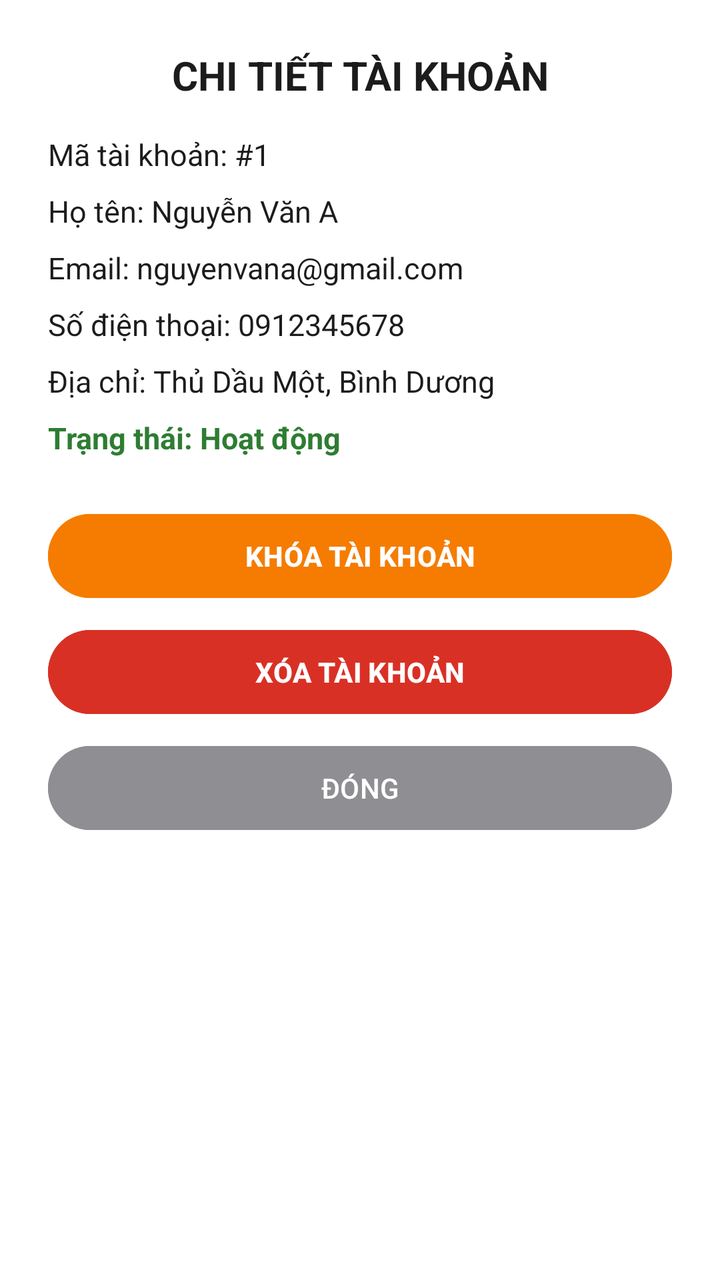
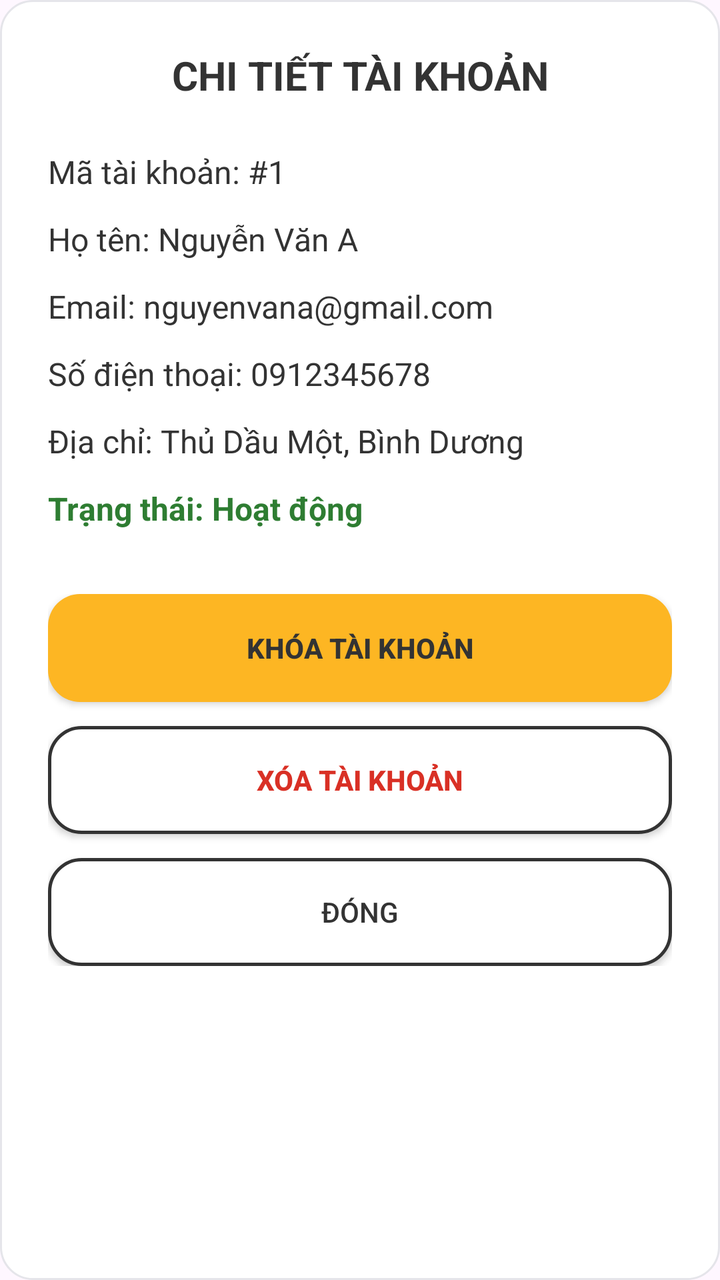

Before-and-after screenshots of an Android layout around one commit, followed by the original layout XML and the change that was made.
<!-- AndroidManifest.xml: application theme Theme.MobileDeviceStoreTDMU -->
<!-- res/layout/dialog_chi_tiet_tai_khoan.xml -->
<?xml version="1.0" encoding="utf-8"?>
<LinearLayout xmlns:android="http://schemas.android.com/apk/res/android"
    android:layout_width="match_parent"
    android:layout_height="wrap_content"
    android:orientation="vertical"
    android:padding="24dp"
    android:background="#FFFFFF">

    <TextView
        android:layout_width="match_parent"
        android:layout_height="wrap_content"
        android:text="CHI TIẾT TÀI KHOẢN"
        android:textSize="20sp"
        android:textStyle="bold"
        android:textColor="#1C1C1C"
        android:gravity="center"
        android:layout_marginBottom="16dp" />

    <TextView
        android:id="@+id/tvDialogMaTK"
        android:layout_width="match_parent"
        android:layout_height="wrap_content"
        android:text="Mã tài khoản: #1"
        android:textColor="#1C1C1C"
        android:textSize="15sp"
        android:layout_marginBottom="8dp" />

    <TextView
        android:id="@+id/tvDialogHoTen"
        android:layout_width="match_parent"
        android:layout_height="wrap_content"
        android:text="Họ tên: Nguyễn Văn A"
        android:textColor="#1C1C1C"
        android:textSize="15sp"
        android:layout_marginBottom="8dp" />

    <TextView
        android:id="@+id/tvDialogEmail"
        android:layout_width="match_parent"
        android:layout_height="wrap_content"
        android:text="Email: nguyenvana@gmail.com"
        android:textColor="#1C1C1C"
        android:textSize="15sp"
        android:layout_marginBottom="8dp" />

    <TextView
        android:id="@+id/tvDialogSoDienThoai"
        android:layout_width="match_parent"
        android:layout_height="wrap_content"
        android:text="Số điện thoại: 0912345678"
        android:textColor="#1C1C1C"
        android:textSize="15sp"
        android:layout_marginBottom="8dp" />

    <TextView
        android:id="@+id/tvDialogDiaChi"
        android:layout_width="match_parent"
        android:layout_height="wrap_content"
        android:text="Địa chỉ: Thủ Dầu Một, Bình Dương"
        android:textColor="#1C1C1C"
        android:textSize="15sp"
        android:layout_marginBottom="8dp" />

    <TextView
        android:id="@+id/tvDialogTrangThai"
        android:layout_width="match_parent"
        android:layout_height="wrap_content"
        android:text="Trạng thái: Hoạt động"
        android:textColor="#2E7D32"
        android:textSize="15sp"
        android:textStyle="bold"
        android:layout_marginBottom="24dp" />

    <LinearLayout
        android:layout_width="match_parent"
        android:layout_height="wrap_content"
        android:orientation="vertical">

        <Button
            android:id="@+id/btnDialogKhoaMoKhoa"
            android:layout_width="match_parent"
            android:layout_height="50dp"
            android:text="KHÓA TÀI KHOẢN"
            android:backgroundTint="#F57C00"
            android:textColor="#FFFFFF"
            android:textStyle="bold"
            android:layout_marginBottom="8dp" />

        <Button
            android:id="@+id/btnDialogXoaTK"
            android:layout_width="match_parent"
            android:layout_height="50dp"
            android:text="XÓA TÀI KHOẢN"
            android:backgroundTint="#D93025"
            android:textColor="#FFFFFF"
            android:textStyle="bold"
            android:layout_marginBottom="8dp" />

        <Button
            android:id="@+id/btnDialogDong"
            android:layout_width="match_parent"
            android:layout_height="50dp"
            android:text="ĐÓNG"
            android:backgroundTint="#8E8E93"
            android:textColor="#FFFFFF" />

    </LinearLayout>

</LinearLayout>
<!-- resources referenced by this layout -->
<resources>
  <style name="Theme.MobileDeviceStoreTDMU" parent="Base.Theme.MobileDeviceStoreTDMU" />
  <style name="Base.Theme.MobileDeviceStoreTDMU" parent="Theme.Material3.DayNight.NoActionBar">
          
          
      </style>
</resources>

<!-- the commit's change to res/layout/dialog_chi_tiet_tai_khoan.xml (unified diff, before → after) -->
@@ -4,7 +4,7 @@
     android:layout_height="wrap_content"
     android:orientation="vertical"
     android:padding="24dp"
-    android:background="#FFFFFF">
+    android:background="@drawable/bg_card_modern">
 
     <TextView
         android:layout_width="match_parent"
@@ -12,54 +12,54 @@
         android:text="CHI TIẾT TÀI KHOẢN"
         android:textSize="20sp"
         android:textStyle="bold"
-        android:textColor="#1C1C1C"
+        android:textColor="@color/text_primary"
         android:gravity="center"
-        android:layout_marginBottom="16dp" />
+        android:layout_marginBottom="24dp" />
 
     <TextView
         android:id="@+id/tvDialogMaTK"
         android:layout_width="match_parent"
         android:layout_height="wrap_content"
         android:text="Mã tài khoản: #1"
-        android:textColor="#1C1C1C"
-        android:textSize="15sp"
-        android:layout_marginBottom="8dp" />
+        android:textColor="@color/text_primary"
+        android:textSize="16sp"
+        android:layout_marginBottom="12dp" />
 
     <TextView
         android:id="@+id/tvDialogHoTen"
         android:layout_width="match_parent"
         android:layout_height="wrap_content"
         android:text="Họ tên: Nguyễn Văn A"
-        android:textColor="#1C1C1C"
-        android:textSize="15sp"
-        android:layout_marginBottom="8dp" />
+        android:textColor="@color/text_primary"
+        android:textSize="16sp"
+        android:layout_marginBottom="12dp" />
 
     <TextView
         android:id="@+id/tvDialogEmail"
         android:layout_width="match_parent"
         android:layout_height="wrap_content"
         android:text="Email: nguyenvana@gmail.com"
-        android:textColor="#1C1C1C"
-        android:textSize="15sp"
-        android:layout_marginBottom="8dp" />
+        android:textColor="@color/text_primary"
+        android:textSize="16sp"
+        android:layout_marginBottom="12dp" />
 
     <TextView
         android:id="@+id/tvDialogSoDienThoai"
         android:layout_width="match_parent"
         android:layout_height="wrap_content"
         android:text="Số điện thoại: 0912345678"
-        android:textColor="#1C1C1C"
-        android:textSize="15sp"
-        android:layout_marginBottom="8dp" />
+        android:textColor="@color/text_primary"
+        android:textSize="16sp"
+        android:layout_marginBottom="12dp" />
 
     <TextView
         android:id="@+id/tvDialogDiaChi"
         android:layout_width="match_parent"
         android:layout_height="wrap_content"
         android:text="Địa chỉ: Thủ Dầu Một, Bình Dương"
-        android:textColor="#1C1C1C"
-        android:textSize="15sp"
-        android:layout_marginBottom="8dp" />
+        android:textColor="@color/text_primary"
+        android:textSize="16sp"
+        android:layout_marginBottom="12dp" />
 
     <TextView
         android:id="@+id/tvDialogTrangThai"
@@ -67,42 +67,46 @@
         android:layout_height="wrap_content"
         android:text="Trạng thái: Hoạt động"
         android:textColor="#2E7D32"
-        android:textSize="15sp"
+        android:textSize="16sp"
         android:textStyle="bold"
-        android:layout_marginBottom="24dp" />
+        android:layout_marginBottom="32dp" />
 
     <LinearLayout
         android:layout_width="match_parent"
         android:layout_height="wrap_content"
         android:orientation="vertical">
 
-        <Button
+        <androidx.appcompat.widget.AppCompatButton
             android:id="@+id/btnDialogKhoaMoKhoa"
             android:layout_width="match_parent"
-            android:layout_height="50dp"
+            android:layout_height="54dp"
             android:text="KHÓA TÀI KHOẢN"
-            android:backgroundTint="#F57C00"
-            android:textColor="#FFFFFF"
+            android:background="@drawable/bg_btn_primary"
+            android:textColor="@color/text_on_yellow"
             android:textStyle="bold"
-            android:layout_marginBottom="8dp" />
+            android:layout_marginBottom="12dp"
+            android:elevation="2dp"
+            android:stateListAnimator="@null" />
 
-        <Button
+        <androidx.appcompat.widget.AppCompatButton
             android:id="@+id/btnDialogXoaTK"
             android:layout_width="match_parent"
-            android:layout_height="50dp"
+            android:layout_height="54dp"
             android:text="XÓA TÀI KHOẢN"
-            android:backgroundTint="#D93025"
-            android:textColor="#FFFFFF"
+            android:background="@drawable/bg_btn_secondary"
+            android:textColor="#D93025"
             android:textStyle="bold"
-            android:layout_marginBottom="8dp" />
+            android:layout_marginBottom="12dp"
+            android:elevation="0dp" />
 
-        <Button
+        <androidx.appcompat.widget.AppCompatButton
             android:id="@+id/btnDialogDong"
             android:layout_width="match_parent"
-            android:layout_height="50dp"
+            android:layout_height="54dp"
             android:text="ĐÓNG"
-            android:backgroundTint="#8E8E93"
-            android:textColor="#FFFFFF" />
+            android:background="@drawable/bg_btn_secondary"
+            android:textColor="@color/text_primary"
+            android:elevation="0dp" />
 
     </LinearLayout>
 
<!-- resource entries referenced after the edit -->
@@ -1,6 +1,35 @@
 <!-- resources referenced by this layout -->
 <resources>
+  <color name="text_on_yellow">#333333</color>
+  <color name="text_primary">#333333</color>
+  <!-- drawable bg_btn_primary (drawable) -->
+  <?xml version="1.0" encoding="utf-8"?>
+  <shape xmlns:android="http://schemas.android.com/apk/res/android"
+      android:shape="rectangle">
+      <solid android:color="@color/primary_yellow" />
+      <corners android:radius="16dp" />
+  </shape>
+  <!-- drawable bg_btn_secondary (drawable) -->
+  <?xml version="1.0" encoding="utf-8"?>
+  <shape xmlns:android="http://schemas.android.com/apk/res/android"
+      android:shape="rectangle">
+      <solid android:color="@color/bg_white" />
+      <stroke android:width="1.5dp" android:color="@color/primary_black" />
+      <corners android:radius="16dp" />
+  </shape>
+  <!-- drawable bg_card_modern (drawable) -->
+  <?xml version="1.0" encoding="utf-8"?>
+  <shape xmlns:android="http://schemas.android.com/apk/res/android"
+      android:shape="rectangle">
+      <solid android:color="@color/bg_white" />
+      <corners android:radius="16dp" />
+      <stroke android:width="1dp" android:color="@color/stroke_light" />
+  </shape>
   <style name="Theme.MobileDeviceStoreTDMU" parent="Base.Theme.MobileDeviceStoreTDMU" />
+  <color name="primary_yellow">#FDB623</color>
+  <color name="bg_white">#FFFFFF</color>
+  <color name="primary_black">#333333</color>
+  <color name="stroke_light">#E5E5EA</color>
   <style name="Base.Theme.MobileDeviceStoreTDMU" parent="Theme.Material3.DayNight.NoActionBar">
           
           
